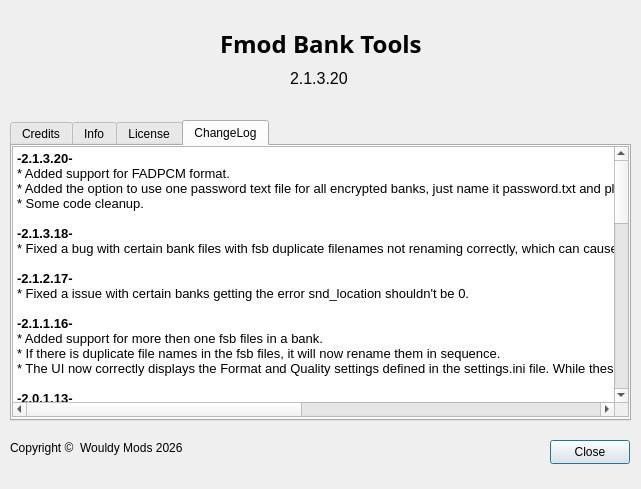
This is about.ui in Wouldubeinta/Fmod-Bank-Tools as Qt 5 draws it before an edit. The edited form follows.
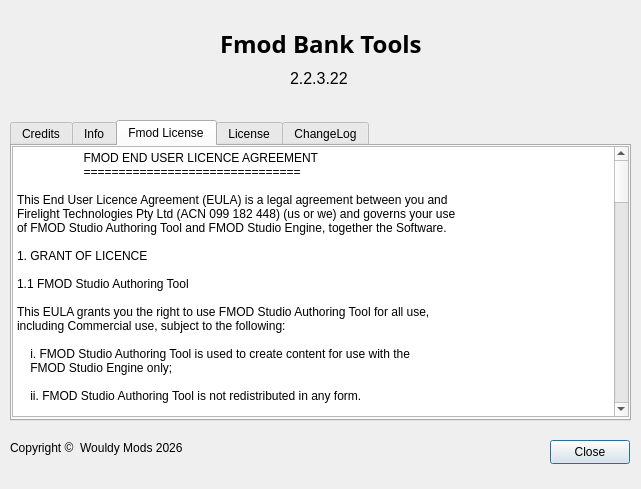
This is the edited form. The open tabs and pages were chosen to show the change. Icons and pictures are not drawn.

The edit to the form file:
```diff
--- a/about.ui
+++ b/about.ui
@@ -129,6 +129,187 @@
      </property>
     </widget>
    </widget>
+   <widget class="QWidget" name="tab">
+    <attribute name="title">
+     <string>Fmod License</string>
+    </attribute>
+    <widget class="QTextEdit" name="fmodLicense_textEdit">
+     <property name="geometry">
+      <rect>
+       <x>0</x>
+       <y>0</y>
+       <width>617</width>
+       <height>271</height>
+      </rect>
+     </property>
+     <property name="html">
+      <string>&lt;!DOCTYPE HTML PUBLIC &quot;-//W3C//DTD HTML 4.0//EN&quot; &quot;http://www.w3.org/TR/REC-html40/strict.dtd&quot;&gt;
+&lt;html&gt;&lt;head&gt;&lt;meta name=&quot;qrichtext&quot; content=&quot;1&quot; /&gt;&lt;meta charset=&quot;utf-8&quot; /&gt;&lt;style type=&quot;text/css&quot;&gt;
+p, li { white-space: pre-wrap; }
+hr { height: 1px; border-width: 0; }
+li.unchecked::marker { content: &quot;\2610&quot;; }
+li.checked::marker { content: &quot;\2612&quot;; }
+&lt;/style&gt;&lt;/head&gt;&lt;body style=&quot; font-family:'Segoe UI'; font-size:9pt; font-weight:400; font-style:normal;&quot;&gt;
+&lt;p style=&quot; margin-top:0px; margin-bottom:0px; margin-left:0px; margin-right:0px; -qt-block-indent:0; text-indent:0px;&quot;&gt;                    FMOD END USER LICENCE AGREEMENT&lt;/p&gt;
+&lt;p style=&quot; margin-top:0px; margin-bottom:0px; margin-left:0px; margin-right:0px; -qt-block-indent:0; text-indent:0px;&quot;&gt;                    ===============================&lt;/p&gt;
+&lt;p style=&quot;-qt-paragraph-type:empty; margin-top:0px; margin-bottom:0px; margin-left:0px; margin-right:0px; -qt-block-indent:0; text-indent:0px;&quot;&gt;&lt;br /&gt;&lt;/p&gt;
+&lt;p style=&quot; margin-top:0px; margin-bottom:0px; margin-left:0px; margin-right:0px; -qt-block-indent:0; text-indent:0px;&quot;&gt;This End User Licence Agreement (EULA) is a legal agreement between you and&lt;/p&gt;
+&lt;p style=&quot; margin-top:0px; margin-bottom:0px; margin-left:0px; margin-right:0px; -qt-block-indent:0; text-indent:0px;&quot;&gt;Firelight Technologies Pty Ltd (ACN 099 182 448) (us or we) and governs your use&lt;/p&gt;
+&lt;p style=&quot; margin-top:0px; margin-bottom:0px; margin-left:0px; margin-right:0px; -qt-block-indent:0; text-indent:0px;&quot;&gt;of FMOD Studio Authoring Tool and FMOD Studio Engine, together the Software.&lt;/p&gt;
+&lt;p style=&quot;-qt-paragraph-type:empty; margin-top:0px; margin-bottom:0px; margin-left:0px; margin-right:0px; -qt-block-indent:0; text-indent:0px;&quot;&gt;&lt;br /&gt;&lt;/p&gt;
+&lt;p style=&quot; margin-top:0px; margin-bottom:0px; margin-left:0px; margin-right:0px; -qt-block-indent:0; text-indent:0px;&quot;&gt;1. GRANT OF LICENCE&lt;/p&gt;
+&lt;p style=&quot;-qt-paragraph-type:empty; margin-top:0px; margin-bottom:0px; margin-left:0px; margin-right:0px; -qt-block-indent:0; text-indent:0px;&quot;&gt;&lt;br /&gt;&lt;/p&gt;
+&lt;p style=&quot; margin-top:0px; margin-bottom:0px; margin-left:0px; margin-right:0px; -qt-block-indent:0; text-indent:0px;&quot;&gt;1.1 FMOD Studio Authoring Tool&lt;/p&gt;
+&lt;p style=&quot;-qt-paragraph-type:empty; margin-top:0px; margin-bottom:0px; margin-left:0px; margin-right:0px; -qt-block-indent:0; text-indent:0px;&quot;&gt;&lt;br /&gt;&lt;/p&gt;
+&lt;p style=&quot; margin-top:0px; margin-bottom:0px; margin-left:0px; margin-right:0px; -qt-block-indent:0; text-indent:0px;&quot;&gt;This EULA grants you the right to use FMOD Studio Authoring Tool for all use,&lt;/p&gt;
+&lt;p style=&quot; margin-top:0px; margin-bottom:0px; margin-left:0px; margin-right:0px; -qt-block-indent:0; text-indent:0px;&quot;&gt;including Commercial use, subject to the following:&lt;/p&gt;
+&lt;p style=&quot;-qt-paragraph-type:empty; margin-top:0px; margin-bottom:0px; margin-left:0px; margin-right:0px; -qt-block-indent:0; text-indent:0px;&quot;&gt;&lt;br /&gt;&lt;/p&gt;
+&lt;p style=&quot; margin-top:0px; margin-bottom:0px; margin-left:0px; margin-right:0px; -qt-block-indent:0; text-indent:0px;&quot;&gt;    i. FMOD Studio Authoring Tool is used to create content for use with the&lt;/p&gt;
+&lt;p style=&quot; margin-top:0px; margin-bottom:0px; margin-left:0px; margin-right:0px; -qt-block-indent:0; text-indent:0px;&quot;&gt;    FMOD Studio Engine only;&lt;/p&gt;
+&lt;p style=&quot;-qt-paragraph-type:empty; margin-top:0px; margin-bottom:0px; margin-left:0px; margin-right:0px; -qt-block-indent:0; text-indent:0px;&quot;&gt;&lt;br /&gt;&lt;/p&gt;
+&lt;p style=&quot; margin-top:0px; margin-bottom:0px; margin-left:0px; margin-right:0px; -qt-block-indent:0; text-indent:0px;&quot;&gt;    ii. FMOD Studio Authoring Tool is not redistributed in any form.&lt;/p&gt;
+&lt;p style=&quot;-qt-paragraph-type:empty; margin-top:0px; margin-bottom:0px; margin-left:0px; margin-right:0px; -qt-block-indent:0; text-indent:0px;&quot;&gt;&lt;br /&gt;&lt;/p&gt;
+&lt;p style=&quot; margin-top:0px; margin-bottom:0px; margin-left:0px; margin-right:0px; -qt-block-indent:0; text-indent:0px;&quot;&gt;1.2 FMOD Studio Engine&lt;/p&gt;
+&lt;p style=&quot;-qt-paragraph-type:empty; margin-top:0px; margin-bottom:0px; margin-left:0px; margin-right:0px; -qt-block-indent:0; text-indent:0px;&quot;&gt;&lt;br /&gt;&lt;/p&gt;
+&lt;p style=&quot; margin-top:0px; margin-bottom:0px; margin-left:0px; margin-right:0px; -qt-block-indent:0; text-indent:0px;&quot;&gt;This EULA grants you the right to use FMOD Studio Engine, for personal&lt;/p&gt;
+&lt;p style=&quot; margin-top:0px; margin-bottom:0px; margin-left:0px; margin-right:0px; -qt-block-indent:0; text-indent:0px;&quot;&gt;(hobbyist), educational (students and teachers) or Non-Commercial use only,&lt;/p&gt;
+&lt;p style=&quot; margin-top:0px; margin-bottom:0px; margin-left:0px; margin-right:0px; -qt-block-indent:0; text-indent:0px;&quot;&gt;subject to the following:&lt;/p&gt;
+&lt;p style=&quot;-qt-paragraph-type:empty; margin-top:0px; margin-bottom:0px; margin-left:0px; margin-right:0px; -qt-block-indent:0; text-indent:0px;&quot;&gt;&lt;br /&gt;&lt;/p&gt;
+&lt;p style=&quot; margin-top:0px; margin-bottom:0px; margin-left:0px; margin-right:0px; -qt-block-indent:0; text-indent:0px;&quot;&gt;    i. FMOD Studio Engine is integrated and redistributed in a software&lt;/p&gt;
+&lt;p style=&quot; margin-top:0px; margin-bottom:0px; margin-left:0px; margin-right:0px; -qt-block-indent:0; text-indent:0px;&quot;&gt;    application (Product) only;&lt;/p&gt;
+&lt;p style=&quot;-qt-paragraph-type:empty; margin-top:0px; margin-bottom:0px; margin-left:0px; margin-right:0px; -qt-block-indent:0; text-indent:0px;&quot;&gt;&lt;br /&gt;&lt;/p&gt;
+&lt;p style=&quot; margin-top:0px; margin-bottom:0px; margin-left:0px; margin-right:0px; -qt-block-indent:0; text-indent:0px;&quot;&gt;    ii. FMOD Studio Engine is not distributed as part of a game engine or tool&lt;/p&gt;
+&lt;p style=&quot; margin-top:0px; margin-bottom:0px; margin-left:0px; margin-right:0px; -qt-block-indent:0; text-indent:0px;&quot;&gt;    set;&lt;/p&gt;
+&lt;p style=&quot;-qt-paragraph-type:empty; margin-top:0px; margin-bottom:0px; margin-left:0px; margin-right:0px; -qt-block-indent:0; text-indent:0px;&quot;&gt;&lt;br /&gt;&lt;/p&gt;
+&lt;p style=&quot; margin-top:0px; margin-bottom:0px; margin-left:0px; margin-right:0px; -qt-block-indent:0; text-indent:0px;&quot;&gt;    iii. FMOD Studio Engine is not used in any Commercial enterprise or for any&lt;/p&gt;
+&lt;p style=&quot; margin-top:0px; margin-bottom:0px; margin-left:0px; margin-right:0px; -qt-block-indent:0; text-indent:0px;&quot;&gt;    Commercial production or subcontracting, except for the purposes of&lt;/p&gt;
+&lt;p style=&quot; margin-top:0px; margin-bottom:0px; margin-left:0px; margin-right:0px; -qt-block-indent:0; text-indent:0px;&quot;&gt;    Evaluation or Development of a Commercial Product;&lt;/p&gt;
+&lt;p style=&quot;-qt-paragraph-type:empty; margin-top:0px; margin-bottom:0px; margin-left:0px; margin-right:0px; -qt-block-indent:0; text-indent:0px;&quot;&gt;&lt;br /&gt;&lt;/p&gt;
+&lt;p style=&quot; margin-top:0px; margin-bottom:0px; margin-left:0px; margin-right:0px; -qt-block-indent:0; text-indent:0px;&quot;&gt;    iv. Non-Commercial use does not involve any form of monetisation,&lt;/p&gt;
+&lt;p style=&quot; margin-top:0px; margin-bottom:0px; margin-left:0px; margin-right:0px; -qt-block-indent:0; text-indent:0px;&quot;&gt;    sponsorship or promotion;&lt;/p&gt;
+&lt;p style=&quot;-qt-paragraph-type:empty; margin-top:0px; margin-bottom:0px; margin-left:0px; margin-right:0px; -qt-block-indent:0; text-indent:0px;&quot;&gt;&lt;br /&gt;&lt;/p&gt;
+&lt;p style=&quot; margin-top:0px; margin-bottom:0px; margin-left:0px; margin-right:0px; -qt-block-indent:0; text-indent:0px;&quot;&gt;    v. Product includes attribution in accordance with Clause 3.&lt;/p&gt;
+&lt;p style=&quot;-qt-paragraph-type:empty; margin-top:0px; margin-bottom:0px; margin-left:0px; margin-right:0px; -qt-block-indent:0; text-indent:0px;&quot;&gt;&lt;br /&gt;&lt;/p&gt;
+&lt;p style=&quot; margin-top:0px; margin-bottom:0px; margin-left:0px; margin-right:0px; -qt-block-indent:0; text-indent:0px;&quot;&gt;2.OTHER USE&lt;/p&gt;
+&lt;p style=&quot;-qt-paragraph-type:empty; margin-top:0px; margin-bottom:0px; margin-left:0px; margin-right:0px; -qt-block-indent:0; text-indent:0px;&quot;&gt;&lt;br /&gt;&lt;/p&gt;
+&lt;p style=&quot; margin-top:0px; margin-bottom:0px; margin-left:0px; margin-right:0px; -qt-block-indent:0; text-indent:0px;&quot;&gt;For all Commercial use, and any Non Commercial use not permitted by this&lt;/p&gt;
+&lt;p style=&quot; margin-top:0px; margin-bottom:0px; margin-left:0px; margin-right:0px; -qt-block-indent:0; text-indent:0px;&quot;&gt;license, a separate license is required. Refer to www.fmod.com/licensing for&lt;/p&gt;
+&lt;p style=&quot; margin-top:0px; margin-bottom:0px; margin-left:0px; margin-right:0px; -qt-block-indent:0; text-indent:0px;&quot;&gt;information.&lt;/p&gt;
+&lt;p style=&quot;-qt-paragraph-type:empty; margin-top:0px; margin-bottom:0px; margin-left:0px; margin-right:0px; -qt-block-indent:0; text-indent:0px;&quot;&gt;&lt;br /&gt;&lt;/p&gt;
+&lt;p style=&quot; margin-top:0px; margin-bottom:0px; margin-left:0px; margin-right:0px; -qt-block-indent:0; text-indent:0px;&quot;&gt;3. CREDITS&lt;/p&gt;
+&lt;p style=&quot;-qt-paragraph-type:empty; margin-top:0px; margin-bottom:0px; margin-left:0px; margin-right:0px; -qt-block-indent:0; text-indent:0px;&quot;&gt;&lt;br /&gt;&lt;/p&gt;
+&lt;p style=&quot; margin-top:0px; margin-bottom:0px; margin-left:0px; margin-right:0px; -qt-block-indent:0; text-indent:0px;&quot;&gt;All Products require an in game credit line which must include the words “FMOD&lt;/p&gt;
+&lt;p style=&quot; margin-top:0px; margin-bottom:0px; margin-left:0px; margin-right:0px; -qt-block-indent:0; text-indent:0px;&quot;&gt;Studio” and “Firelight Technologies Pty Ltd”. Refer to www.fmod.com/attribution&lt;/p&gt;
+&lt;p style=&quot; margin-top:0px; margin-bottom:0px; margin-left:0px; margin-right:0px; -qt-block-indent:0; text-indent:0px;&quot;&gt;for examples.&lt;/p&gt;
+&lt;p style=&quot;-qt-paragraph-type:empty; margin-top:0px; margin-bottom:0px; margin-left:0px; margin-right:0px; -qt-block-indent:0; text-indent:0px;&quot;&gt;&lt;br /&gt;&lt;/p&gt;
+&lt;p style=&quot; margin-top:0px; margin-bottom:0px; margin-left:0px; margin-right:0px; -qt-block-indent:0; text-indent:0px;&quot;&gt;4. INTELLECTUAL PROPERTY RIGHTS&lt;/p&gt;
+&lt;p style=&quot;-qt-paragraph-type:empty; margin-top:0px; margin-bottom:0px; margin-left:0px; margin-right:0px; -qt-block-indent:0; text-indent:0px;&quot;&gt;&lt;br /&gt;&lt;/p&gt;
+&lt;p style=&quot; margin-top:0px; margin-bottom:0px; margin-left:0px; margin-right:0px; -qt-block-indent:0; text-indent:0px;&quot;&gt;We are and remain at all times the owner of the Software (including all&lt;/p&gt;
+&lt;p style=&quot; margin-top:0px; margin-bottom:0px; margin-left:0px; margin-right:0px; -qt-block-indent:0; text-indent:0px;&quot;&gt;intellectual property rights in or to the Software). For the avoidance of doubt,&lt;/p&gt;
+&lt;p style=&quot; margin-top:0px; margin-bottom:0px; margin-left:0px; margin-right:0px; -qt-block-indent:0; text-indent:0px;&quot;&gt;nothing in this EULA may be deemed to grant or assign to you any proprietary or&lt;/p&gt;
+&lt;p style=&quot; margin-top:0px; margin-bottom:0px; margin-left:0px; margin-right:0px; -qt-block-indent:0; text-indent:0px;&quot;&gt;ownership interest or intellectual property rights in or to the Software other&lt;/p&gt;
+&lt;p style=&quot; margin-top:0px; margin-bottom:0px; margin-left:0px; margin-right:0px; -qt-block-indent:0; text-indent:0px;&quot;&gt;than the rights licensed pursuant to Clause 1.&lt;/p&gt;
+&lt;p style=&quot;-qt-paragraph-type:empty; margin-top:0px; margin-bottom:0px; margin-left:0px; margin-right:0px; -qt-block-indent:0; text-indent:0px;&quot;&gt;&lt;br /&gt;&lt;/p&gt;
+&lt;p style=&quot; margin-top:0px; margin-bottom:0px; margin-left:0px; margin-right:0px; -qt-block-indent:0; text-indent:0px;&quot;&gt;You acknowledge and agree that you have no right, title or interest in and to&lt;/p&gt;
+&lt;p style=&quot; margin-top:0px; margin-bottom:0px; margin-left:0px; margin-right:0px; -qt-block-indent:0; text-indent:0px;&quot;&gt;the intellectual property rights in the Software.&lt;/p&gt;
+&lt;p style=&quot;-qt-paragraph-type:empty; margin-top:0px; margin-bottom:0px; margin-left:0px; margin-right:0px; -qt-block-indent:0; text-indent:0px;&quot;&gt;&lt;br /&gt;&lt;/p&gt;
+&lt;p style=&quot; margin-top:0px; margin-bottom:0px; margin-left:0px; margin-right:0px; -qt-block-indent:0; text-indent:0px;&quot;&gt;5. SECURITY AND RISK&lt;/p&gt;
+&lt;p style=&quot;-qt-paragraph-type:empty; margin-top:0px; margin-bottom:0px; margin-left:0px; margin-right:0px; -qt-block-indent:0; text-indent:0px;&quot;&gt;&lt;br /&gt;&lt;/p&gt;
+&lt;p style=&quot; margin-top:0px; margin-bottom:0px; margin-left:0px; margin-right:0px; -qt-block-indent:0; text-indent:0px;&quot;&gt;You are responsible for protecting the Software and any related materials at all&lt;/p&gt;
+&lt;p style=&quot; margin-top:0px; margin-bottom:0px; margin-left:0px; margin-right:0px; -qt-block-indent:0; text-indent:0px;&quot;&gt;times from unauthorised access, use or damage.&lt;/p&gt;
+&lt;p style=&quot;-qt-paragraph-type:empty; margin-top:0px; margin-bottom:0px; margin-left:0px; margin-right:0px; -qt-block-indent:0; text-indent:0px;&quot;&gt;&lt;br /&gt;&lt;/p&gt;
+&lt;p style=&quot; margin-top:0px; margin-bottom:0px; margin-left:0px; margin-right:0px; -qt-block-indent:0; text-indent:0px;&quot;&gt;6. WARRANTY AND LIMITATION OF LIABILITY&lt;/p&gt;
+&lt;p style=&quot;-qt-paragraph-type:empty; margin-top:0px; margin-bottom:0px; margin-left:0px; margin-right:0px; -qt-block-indent:0; text-indent:0px;&quot;&gt;&lt;br /&gt;&lt;/p&gt;
+&lt;p style=&quot; margin-top:0px; margin-bottom:0px; margin-left:0px; margin-right:0px; -qt-block-indent:0; text-indent:0px;&quot;&gt;The Software is provided by us “as is” and, to the maximum extent permitted by&lt;/p&gt;
+&lt;p style=&quot; margin-top:0px; margin-bottom:0px; margin-left:0px; margin-right:0px; -qt-block-indent:0; text-indent:0px;&quot;&gt;law, any express or implied warranties of any kind, including (but not limited&lt;/p&gt;
+&lt;p style=&quot; margin-top:0px; margin-bottom:0px; margin-left:0px; margin-right:0px; -qt-block-indent:0; text-indent:0px;&quot;&gt;to) all implied warranties of merchantability and fitness for a particular&lt;/p&gt;
+&lt;p style=&quot; margin-top:0px; margin-bottom:0px; margin-left:0px; margin-right:0px; -qt-block-indent:0; text-indent:0px;&quot;&gt;purpose are disclaimed.&lt;/p&gt;
+&lt;p style=&quot;-qt-paragraph-type:empty; margin-top:0px; margin-bottom:0px; margin-left:0px; margin-right:0px; -qt-block-indent:0; text-indent:0px;&quot;&gt;&lt;br /&gt;&lt;/p&gt;
+&lt;p style=&quot; margin-top:0px; margin-bottom:0px; margin-left:0px; margin-right:0px; -qt-block-indent:0; text-indent:0px;&quot;&gt;In no event shall we (and our employees, contractors and subcontractors),&lt;/p&gt;
+&lt;p style=&quot; margin-top:0px; margin-bottom:0px; margin-left:0px; margin-right:0px; -qt-block-indent:0; text-indent:0px;&quot;&gt;developers and contributors be liable for any direct, special, indirect or&lt;/p&gt;
+&lt;p style=&quot; margin-top:0px; margin-bottom:0px; margin-left:0px; margin-right:0px; -qt-block-indent:0; text-indent:0px;&quot;&gt;consequential damages whatsoever resulting from loss of data or profits, whether&lt;/p&gt;
+&lt;p style=&quot; margin-top:0px; margin-bottom:0px; margin-left:0px; margin-right:0px; -qt-block-indent:0; text-indent:0px;&quot;&gt;in an action of contract, negligence or other tortious conduct, arising out of&lt;/p&gt;
+&lt;p style=&quot; margin-top:0px; margin-bottom:0px; margin-left:0px; margin-right:0px; -qt-block-indent:0; text-indent:0px;&quot;&gt;or in connection with the use or performance of the Software.&lt;/p&gt;
+&lt;p style=&quot;-qt-paragraph-type:empty; margin-top:0px; margin-bottom:0px; margin-left:0px; margin-right:0px; -qt-block-indent:0; text-indent:0px;&quot;&gt;&lt;br /&gt;&lt;/p&gt;
+&lt;p style=&quot; margin-top:0px; margin-bottom:0px; margin-left:0px; margin-right:0px; -qt-block-indent:0; text-indent:0px;&quot;&gt;7. OGG VORBIS CODEC&lt;/p&gt;
+&lt;p style=&quot;-qt-paragraph-type:empty; margin-top:0px; margin-bottom:0px; margin-left:0px; margin-right:0px; -qt-block-indent:0; text-indent:0px;&quot;&gt;&lt;br /&gt;&lt;/p&gt;
+&lt;p style=&quot; margin-top:0px; margin-bottom:0px; margin-left:0px; margin-right:0px; -qt-block-indent:0; text-indent:0px;&quot;&gt;FMOD uses the Ogg Vorbis codec © 2002, Xiph.Org Foundation.&lt;/p&gt;
+&lt;p style=&quot;-qt-paragraph-type:empty; margin-top:0px; margin-bottom:0px; margin-left:0px; margin-right:0px; -qt-block-indent:0; text-indent:0px;&quot;&gt;&lt;br /&gt;&lt;/p&gt;
+&lt;p style=&quot; margin-top:0px; margin-bottom:0px; margin-left:0px; margin-right:0px; -qt-block-indent:0; text-indent:0px;&quot;&gt;Redistribution and use in source and binary forms, with or without modification,&lt;/p&gt;
+&lt;p style=&quot; margin-top:0px; margin-bottom:0px; margin-left:0px; margin-right:0px; -qt-block-indent:0; text-indent:0px;&quot;&gt;are permitted provided that the following conditions are met:&lt;/p&gt;
+&lt;p style=&quot;-qt-paragraph-type:empty; margin-top:0px; margin-bottom:0px; margin-left:0px; margin-right:0px; -qt-block-indent:0; text-indent:0px;&quot;&gt;&lt;br /&gt;&lt;/p&gt;
+&lt;p style=&quot; margin-top:0px; margin-bottom:0px; margin-left:0px; margin-right:0px; -qt-block-indent:0; text-indent:0px;&quot;&gt;    i. Redistributions of source code must retain the above copyright notice,&lt;/p&gt;
+&lt;p style=&quot; margin-top:0px; margin-bottom:0px; margin-left:0px; margin-right:0px; -qt-block-indent:0; text-indent:0px;&quot;&gt;    the list of conditions and the following disclaimer.&lt;/p&gt;
+&lt;p style=&quot;-qt-paragraph-type:empty; margin-top:0px; margin-bottom:0px; margin-left:0px; margin-right:0px; -qt-block-indent:0; text-indent:0px;&quot;&gt;&lt;br /&gt;&lt;/p&gt;
+&lt;p style=&quot; margin-top:0px; margin-bottom:0px; margin-left:0px; margin-right:0px; -qt-block-indent:0; text-indent:0px;&quot;&gt;    ii. Redistributions in binary form must reproduce the above copyright&lt;/p&gt;
+&lt;p style=&quot; margin-top:0px; margin-bottom:0px; margin-left:0px; margin-right:0px; -qt-block-indent:0; text-indent:0px;&quot;&gt;    notice, this list of conditions and the following disclaimer in the&lt;/p&gt;
+&lt;p style=&quot; margin-top:0px; margin-bottom:0px; margin-left:0px; margin-right:0px; -qt-block-indent:0; text-indent:0px;&quot;&gt;    documentation and/or other material provided with the distribution.&lt;/p&gt;
+&lt;p style=&quot;-qt-paragraph-type:empty; margin-top:0px; margin-bottom:0px; margin-left:0px; margin-right:0px; -qt-block-indent:0; text-indent:0px;&quot;&gt;&lt;br /&gt;&lt;/p&gt;
+&lt;p style=&quot; margin-top:0px; margin-bottom:0px; margin-left:0px; margin-right:0px; -qt-block-indent:0; text-indent:0px;&quot;&gt;    iii. Neither the name of the Xiph.org Foundation nor the names of its&lt;/p&gt;
+&lt;p style=&quot; margin-top:0px; margin-bottom:0px; margin-left:0px; margin-right:0px; -qt-block-indent:0; text-indent:0px;&quot;&gt;    contributors may be used to endorse or promote products derived from this&lt;/p&gt;
+&lt;p style=&quot; margin-top:0px; margin-bottom:0px; margin-left:0px; margin-right:0px; -qt-block-indent:0; text-indent:0px;&quot;&gt;    software without specific prior written permission.&lt;/p&gt;
+&lt;p style=&quot;-qt-paragraph-type:empty; margin-top:0px; margin-bottom:0px; margin-left:0px; margin-right:0px; -qt-block-indent:0; text-indent:0px;&quot;&gt;&lt;br /&gt;&lt;/p&gt;
+&lt;p style=&quot; margin-top:0px; margin-bottom:0px; margin-left:0px; margin-right:0px; -qt-block-indent:0; text-indent:0px;&quot;&gt;THIS SOFTWARE IS PROVIDED BY THE COPYRIGHT HOLDERS AND &lt;/p&gt;
+&lt;p style=&quot; margin-top:0px; margin-bottom:0px; margin-left:0px; margin-right:0px; -qt-block-indent:0; text-indent:0px;&quot;&gt;CONTRIBUTORS “AS IS” AND ANY EXPRESS OR IMPLIED WARRANTIES, &lt;/p&gt;
+&lt;p style=&quot; margin-top:0px; margin-bottom:0px; margin-left:0px; margin-right:0px; -qt-block-indent:0; text-indent:0px;&quot;&gt;INCLUDING, BUT NOT LIMITED TO, THE IMPLIED WARRANTIES OF &lt;/p&gt;
+&lt;p style=&quot; margin-top:0px; margin-bottom:0px; margin-left:0px; margin-right:0px; -qt-block-indent:0; text-indent:0px;&quot;&gt;MERCHANTABILITY AND FITNESS FOR A PARTICULAR PURPOSE ARE DISCLAIMED. &lt;/p&gt;
+&lt;p style=&quot; margin-top:0px; margin-bottom:0px; margin-left:0px; margin-right:0px; -qt-block-indent:0; text-indent:0px;&quot;&gt;IN NO EVENT SHALL THE COPYRIGHT OWNER OR CONTRIBUTORS BE LIABLE FOR &lt;/p&gt;
+&lt;p style=&quot; margin-top:0px; margin-bottom:0px; margin-left:0px; margin-right:0px; -qt-block-indent:0; text-indent:0px;&quot;&gt;ANY DIRECT, INDIRECT, INCIDENTAL, SPECIAL, EXEMPLARY, OR &lt;/p&gt;
+&lt;p style=&quot; margin-top:0px; margin-bottom:0px; margin-left:0px; margin-right:0px; -qt-block-indent:0; text-indent:0px;&quot;&gt;CONSEQUENTIAL DAMAGES (INCLUDING, BUT NOT LIMITED TO, PROCUREMENT &lt;/p&gt;
+&lt;p style=&quot; margin-top:0px; margin-bottom:0px; margin-left:0px; margin-right:0px; -qt-block-indent:0; text-indent:0px;&quot;&gt;OF SUBSTITUTE GOODS OR SERVICES; LOSS OF USE, DATA, OR PROFITS; OR &lt;/p&gt;
+&lt;p style=&quot; margin-top:0px; margin-bottom:0px; margin-left:0px; margin-right:0px; -qt-block-indent:0; text-indent:0px;&quot;&gt;BUSINESS INTERRUPTION) HOWEVER CAUSED AND ON ANY THEORY OF &lt;/p&gt;
+&lt;p style=&quot; margin-top:0px; margin-bottom:0px; margin-left:0px; margin-right:0px; -qt-block-indent:0; text-indent:0px;&quot;&gt;LIABILITY, WHETHER IN CONTRACT, STRICT LIABILITY, OR TORT (INCLUDING&lt;/p&gt;
+&lt;p style=&quot; margin-top:0px; margin-bottom:0px; margin-left:0px; margin-right:0px; -qt-block-indent:0; text-indent:0px;&quot;&gt;NEGLIGENCE OR OTHERWISE) ARISING IN ANY WAY OUT OF THE USE OF THIS &lt;/p&gt;
+&lt;p style=&quot; margin-top:0px; margin-bottom:0px; margin-left:0px; margin-right:0px; -qt-block-indent:0; text-indent:0px;&quot;&gt;SOFTWARE, EVEN IF ADVISED OF THE POSSIBILITY OF SUCH DAMAGE.&lt;/p&gt;
+&lt;p style=&quot;-qt-paragraph-type:empty; margin-top:0px; margin-bottom:0px; margin-left:0px; margin-right:0px; -qt-block-indent:0; text-indent:0px;&quot;&gt;&lt;br /&gt;&lt;/p&gt;
+&lt;p style=&quot; margin-top:0px; margin-bottom:0px; margin-left:0px; margin-right:0px; -qt-block-indent:0; text-indent:0px;&quot;&gt;8. RESONANCE AUDIO SDK&lt;/p&gt;
+&lt;p style=&quot;-qt-paragraph-type:empty; margin-top:0px; margin-bottom:0px; margin-left:0px; margin-right:0px; -qt-block-indent:0; text-indent:0px;&quot;&gt;&lt;br /&gt;&lt;/p&gt;
+&lt;p style=&quot; margin-top:0px; margin-bottom:0px; margin-left:0px; margin-right:0px; -qt-block-indent:0; text-indent:0px;&quot;&gt;FMOD includes Resonance Audio SDK, licensed under the Apache Licence, Version&lt;/p&gt;
+&lt;p style=&quot; margin-top:0px; margin-bottom:0px; margin-left:0px; margin-right:0px; -qt-block-indent:0; text-indent:0px;&quot;&gt;2.0 (the Licence); you may not use this file except in compliance with the&lt;/p&gt;
+&lt;p style=&quot; margin-top:0px; margin-bottom:0px; margin-left:0px; margin-right:0px; -qt-block-indent:0; text-indent:0px;&quot;&gt;License. You may obtain a copy of the License at:&lt;/p&gt;
+&lt;p style=&quot;-qt-paragraph-type:empty; margin-top:0px; margin-bottom:0px; margin-left:0px; margin-right:0px; -qt-block-indent:0; text-indent:0px;&quot;&gt;&lt;br /&gt;&lt;/p&gt;
+&lt;p style=&quot; margin-top:0px; margin-bottom:0px; margin-left:0px; margin-right:0px; -qt-block-indent:0; text-indent:0px;&quot;&gt;http://www.apache.org/licenses/LICENSE-2.0&lt;/p&gt;
+&lt;p style=&quot;-qt-paragraph-type:empty; margin-top:0px; margin-bottom:0px; margin-left:0px; margin-right:0px; -qt-block-indent:0; text-indent:0px;&quot;&gt;&lt;br /&gt;&lt;/p&gt;
+&lt;p style=&quot; margin-top:0px; margin-bottom:0px; margin-left:0px; margin-right:0px; -qt-block-indent:0; text-indent:0px;&quot;&gt;Unless required by applicable law or agreed to in writing, software distributed&lt;/p&gt;
+&lt;p style=&quot; margin-top:0px; margin-bottom:0px; margin-left:0px; margin-right:0px; -qt-block-indent:0; text-indent:0px;&quot;&gt;under the License is distributed on an “AS IS” BASIS, WITHOUT WARRANTIES OR&lt;/p&gt;
+&lt;p style=&quot; margin-top:0px; margin-bottom:0px; margin-left:0px; margin-right:0px; -qt-block-indent:0; text-indent:0px;&quot;&gt;CONDITIONS OF ANY KIND, either express or implied. See the License for the&lt;/p&gt;
+&lt;p style=&quot; margin-top:0px; margin-bottom:0px; margin-left:0px; margin-right:0px; -qt-block-indent:0; text-indent:0px;&quot;&gt;specific language governing permissions and limitations under the License.&lt;/p&gt;
+&lt;p style=&quot;-qt-paragraph-type:empty; margin-top:0px; margin-bottom:0px; margin-left:0px; margin-right:0px; -qt-block-indent:0; text-indent:0px;&quot;&gt;&lt;br /&gt;&lt;/p&gt;
+&lt;p style=&quot; margin-top:0px; margin-bottom:0px; margin-left:0px; margin-right:0px; -qt-block-indent:0; text-indent:0px;&quot;&gt;8. ANDROID PLATFORM CODE&lt;/p&gt;
+&lt;p style=&quot;-qt-paragraph-type:empty; margin-top:0px; margin-bottom:0px; margin-left:0px; margin-right:0px; -qt-block-indent:0; text-indent:0px;&quot;&gt;&lt;br /&gt;&lt;/p&gt;
+&lt;p style=&quot; margin-top:0px; margin-bottom:0px; margin-left:0px; margin-right:0px; -qt-block-indent:0; text-indent:0px;&quot;&gt;Copyright (C) 2010 The Android Open Source Project All rights reserved.&lt;/p&gt;
+&lt;p style=&quot;-qt-paragraph-type:empty; margin-top:0px; margin-bottom:0px; margin-left:0px; margin-right:0px; -qt-block-indent:0; text-indent:0px;&quot;&gt;&lt;br /&gt;&lt;/p&gt;
+&lt;p style=&quot; margin-top:0px; margin-bottom:0px; margin-left:0px; margin-right:0px; -qt-block-indent:0; text-indent:0px;&quot;&gt;Redistribution and use in source and binary forms, with or without modification,&lt;/p&gt;
+&lt;p style=&quot; margin-top:0px; margin-bottom:0px; margin-left:0px; margin-right:0px; -qt-block-indent:0; text-indent:0px;&quot;&gt;are permitted provided that the following conditions are met:&lt;/p&gt;
+&lt;p style=&quot;-qt-paragraph-type:empty; margin-top:0px; margin-bottom:0px; margin-left:0px; margin-right:0px; -qt-block-indent:0; text-indent:0px;&quot;&gt;&lt;br /&gt;&lt;/p&gt;
+&lt;p style=&quot; margin-top:0px; margin-bottom:0px; margin-left:0px; margin-right:0px; -qt-block-indent:0; text-indent:0px;&quot;&gt;    * Redistributions of source code must retain the above copyright notice,&lt;/p&gt;
+&lt;p style=&quot; margin-top:0px; margin-bottom:0px; margin-left:0px; margin-right:0px; -qt-block-indent:0; text-indent:0px;&quot;&gt;    this list of conditions and the following disclaimer.&lt;/p&gt;
+&lt;p style=&quot;-qt-paragraph-type:empty; margin-top:0px; margin-bottom:0px; margin-left:0px; margin-right:0px; -qt-block-indent:0; text-indent:0px;&quot;&gt;&lt;br /&gt;&lt;/p&gt;
+&lt;p style=&quot; margin-top:0px; margin-bottom:0px; margin-left:0px; margin-right:0px; -qt-block-indent:0; text-indent:0px;&quot;&gt;    * Redistributions in binary form must reproduce the above copyright notice,&lt;/p&gt;
+&lt;p style=&quot; margin-top:0px; margin-bottom:0px; margin-left:0px; margin-right:0px; -qt-block-indent:0; text-indent:0px;&quot;&gt;    this list of conditions and the following disclaimer in the documentation&lt;/p&gt;
+&lt;p style=&quot; margin-top:0px; margin-bottom:0px; margin-left:0px; margin-right:0px; -qt-block-indent:0; text-indent:0px;&quot;&gt;    and/or other materials provided with the distribution.&lt;/p&gt;
+&lt;p style=&quot;-qt-paragraph-type:empty; margin-top:0px; margin-bottom:0px; margin-left:0px; margin-right:0px; -qt-block-indent:0; text-indent:0px;&quot;&gt;&lt;br /&gt;&lt;/p&gt;
+&lt;p style=&quot; margin-top:0px; margin-bottom:0px; margin-left:0px; margin-right:0px; -qt-block-indent:0; text-indent:0px;&quot;&gt;THIS SOFTWARE IS PROVIDED BY THE COPYRIGHT HOLDERS AND CONTRIBUTORS&lt;/p&gt;
+&lt;p style=&quot; margin-top:0px; margin-bottom:0px; margin-left:0px; margin-right:0px; -qt-block-indent:0; text-indent:0px;&quot;&gt;&amp;quot;AS IS&amp;quot; AND ANY EXPRESS OR IMPLIED WARRANTIES, INCLUDING, BUT NOT&lt;/p&gt;
+&lt;p style=&quot; margin-top:0px; margin-bottom:0px; margin-left:0px; margin-right:0px; -qt-block-indent:0; text-indent:0px;&quot;&gt;LIMITED TO, THE IMPLIED WARRANTIES OF MERCHANTABILITY AND FITNESS&lt;/p&gt;
+&lt;p style=&quot; margin-top:0px; margin-bottom:0px; margin-left:0px; margin-right:0px; -qt-block-indent:0; text-indent:0px;&quot;&gt;FOR A PARTICULAR PURPOSE ARE DISCLAIMED. IN NO EVENT SHALL THE&lt;/p&gt;
+&lt;p style=&quot; margin-top:0px; margin-bottom:0px; margin-left:0px; margin-right:0px; -qt-block-indent:0; text-indent:0px;&quot;&gt;COPYRIGHT OWNER OR CONTRIBUTORS BE LIABLE FOR ANY DIRECT, INDIRECT,&lt;/p&gt;
+&lt;p style=&quot; margin-top:0px; margin-bottom:0px; margin-left:0px; margin-right:0px; -qt-block-indent:0; text-indent:0px;&quot;&gt;INCIDENTAL, SPECIAL, EXEMPLARY, OR CONSEQUENTIAL DAMAGES (INCLUDING,&lt;/p&gt;
+&lt;p style=&quot; margin-top:0px; margin-bottom:0px; margin-left:0px; margin-right:0px; -qt-block-indent:0; text-indent:0px;&quot;&gt;BUT NOT LIMITED TO, PROCUREMENT OF SUBSTITUTE GOODS OR SERVICES; LOSS&lt;/p&gt;
+&lt;p style=&quot; margin-top:0px; margin-bottom:0px; margin-left:0px; margin-right:0px; -qt-block-indent:0; text-indent:0px;&quot;&gt;OF USE, DATA, OR PROFITS; OR BUSINESS INTERRUPTION) HOWEVER CAUSED&lt;/p&gt;
+&lt;p style=&quot; margin-top:0px; margin-bottom:0px; margin-left:0px; margin-right:0px; -qt-block-indent:0; text-indent:0px;&quot;&gt;AND ON ANY THEORY OF LIABILITY, WHETHER IN CONTRACT, STRICT LIABILITY,&lt;/p&gt;
+&lt;p style=&quot; margin-top:0px; margin-bottom:0px; margin-left:0px; margin-right:0px; -qt-block-indent:0; text-indent:0px;&quot;&gt;OR TORT (INCLUDING NEGLIGENCE OR OTHERWISE) ARISING IN ANY WAY OUT&lt;/p&gt;
+&lt;p style=&quot; margin-top:0px; margin-bottom:0px; margin-left:0px; margin-right:0px; -qt-block-indent:0; text-indent:0px;&quot;&gt;OF THE USE OF THIS SOFTWARE, EVEN IF ADVISED OF THE POSSIBILITY OF&lt;/p&gt;
+&lt;p style=&quot; margin-top:0px; margin-bottom:0px; margin-left:0px; margin-right:0px; -qt-block-indent:0; text-indent:0px;&quot;&gt;SUCH DAMAGE.&lt;/p&gt;
+&lt;p style=&quot;-qt-paragraph-type:empty; margin-top:0px; margin-bottom:0px; margin-left:0px; margin-right:0px; -qt-block-indent:0; text-indent:0px;&quot;&gt;&lt;br /&gt;&lt;/p&gt;
+&lt;p style=&quot; margin-top:0px; margin-bottom:0px; margin-left:0px; margin-right:0px; -qt-block-indent:0; text-indent:0px;&quot;&gt;9. AUDIOMOTORS DEMO CONTENT&lt;/p&gt;
+&lt;p style=&quot;-qt-paragraph-type:empty; margin-top:0px; margin-bottom:0px; margin-left:0px; margin-right:0px; -qt-block-indent:0; text-indent:0px;&quot;&gt;&lt;br /&gt;&lt;/p&gt;
+&lt;p style=&quot; margin-top:0px; margin-bottom:0px; margin-left:0px; margin-right:0px; -qt-block-indent:0; text-indent:0px;&quot;&gt;The audiogaming_audiomotors_demo_engine.agp file is provided for evaluation&lt;/p&gt;
+&lt;p style=&quot; margin-top:0px; margin-bottom:0px; margin-left:0px; margin-right:0px; -qt-block-indent:0; text-indent:0px;&quot;&gt;purposes only and is not to be redistributed. AudioMotors V2 Pro is required to&lt;/p&gt;
+&lt;p style=&quot; margin-top:0px; margin-bottom:0px; margin-left:0px; margin-right:0px; -qt-block-indent:0; text-indent:0px;&quot;&gt;create your own engine content. Refer to https://lesound.io for information.&lt;/p&gt;&lt;/body&gt;&lt;/html&gt;</string>
+     </property>
+    </widget>
+   </widget>
    <widget class="QWidget" name="license_tab">
     <attribute name="title">
      <string>License</string>
@@ -312,6 +493,10 @@
 li.unchecked::marker { content: &quot;\2610&quot;; }
 li.checked::marker { content: &quot;\2612&quot;; }
 &lt;/style&gt;&lt;/head&gt;&lt;body style=&quot; font-family:'Segoe UI'; font-size:10pt; font-weight:400; font-style:normal;&quot;&gt;
+&lt;p style=&quot; margin-top:0px; margin-bottom:0px; margin-left:0px; margin-right:0px; -qt-block-indent:0; text-indent:0px;&quot;&gt;&lt;span style=&quot; font-weight:700;&quot;&gt;-2.2.3.22-&lt;/span&gt;&lt;/p&gt;
+&lt;p style=&quot; margin-top:0px; margin-bottom:0px; margin-left:0px; margin-right:0px; -qt-block-indent:0; text-indent:0px;&quot;&gt;* Added support for more settings when rebuilding bank files.&lt;/p&gt;
+&lt;p style=&quot; margin-top:0px; margin-bottom:0px; margin-left:0px; margin-right:0px; -qt-block-indent:0; text-indent:0px;&quot;&gt;* Improved UI.&lt;/p&gt;
+&lt;p style=&quot;-qt-paragraph-type:empty; margin-top:0px; margin-bottom:0px; margin-left:0px; margin-right:0px; -qt-block-indent:0; text-indent:0px; font-weight:700;&quot;&gt;&lt;br /&gt;&lt;/p&gt;
 &lt;p style=&quot; margin-top:0px; margin-bottom:0px; margin-left:0px; margin-right:0px; -qt-block-indent:0; text-indent:0px;&quot;&gt;&lt;span style=&quot; font-weight:700;&quot;&gt;-2.1.3.20-&lt;/span&gt;&lt;/p&gt;
 &lt;p style=&quot; margin-top:0px; margin-bottom:0px; margin-left:0px; margin-right:0px; -qt-block-indent:0; text-indent:0px;&quot;&gt;* Added support for FADPCM format.&lt;/p&gt;
 &lt;p style=&quot; margin-top:0px; margin-bottom:0px; margin-left:0px; margin-right:0px; -qt-block-indent:0; text-indent:0px;&quot;&gt;* Added the option to use one password text file for all encrypted banks, just name it password.txt and place it in the bank folder. Also the old way is still supported.&lt;/p&gt;
@@ -437,7 +622,7 @@
     </font>
    </property>
    <property name="text">
-    <string>2.1.3.20</string>
+    <string>2.2.3.22</string>
    </property>
   </widget>
  </widget>
```
Left out of the diff: 18 changed lines with no effect on the pictures.
